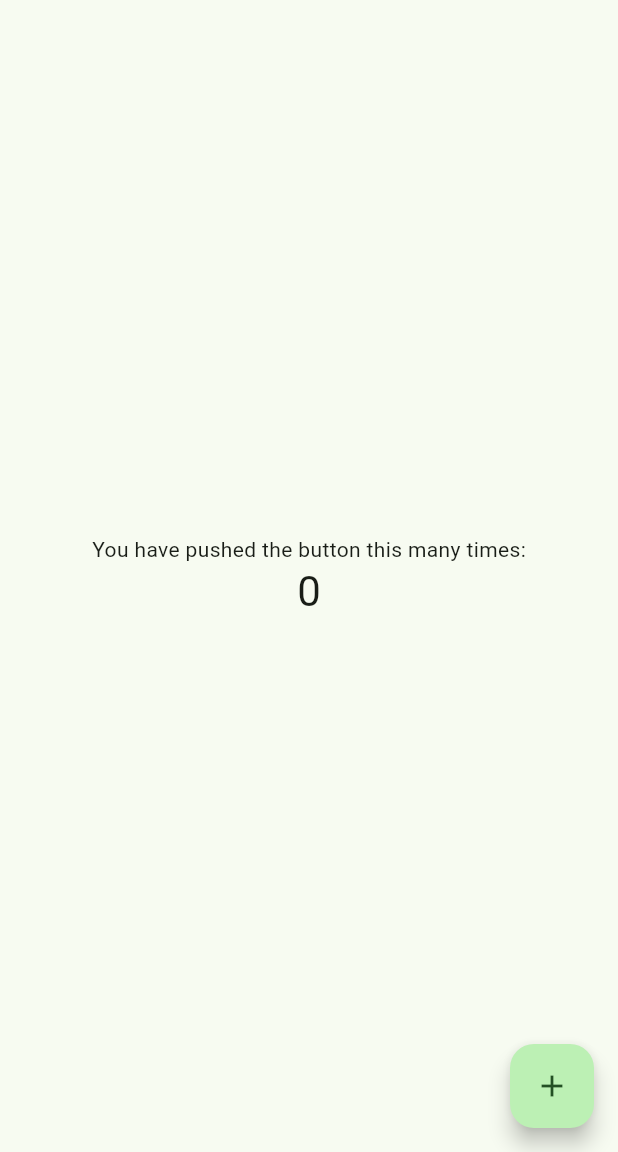
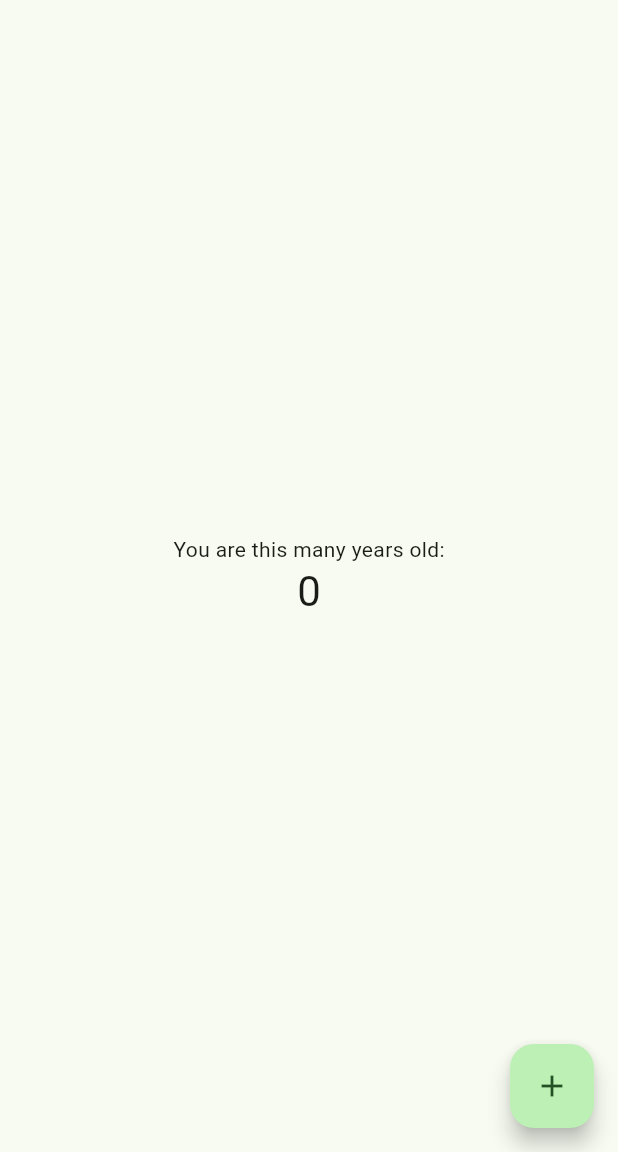
Before and after one commit to Ensign-Language-App/seedling_app, a Flutter app: the screen it shows after launch, on a phone screen of 412 x 824 dp, the part 84-1236 px from its top. Run offline on Flutter 3.47's test engine with Material 3 defaults, Android fonts, the phone set to English and light mode, and no system bars.

Commit message:
Update landing page

```diff
--- a/lib/main.dart
+++ b/lib/main.dart
@@ -106,7 +106,7 @@ class _MyHomePageState extends State<MyHomePage> {
           mainAxisAlignment: MainAxisAlignment.center,
           children: <Widget>[
             const Text(
-              'You have pushed the button this many times:',
+              'You are this many years old:',
             ),
             Text(
               '$_counter',
```
